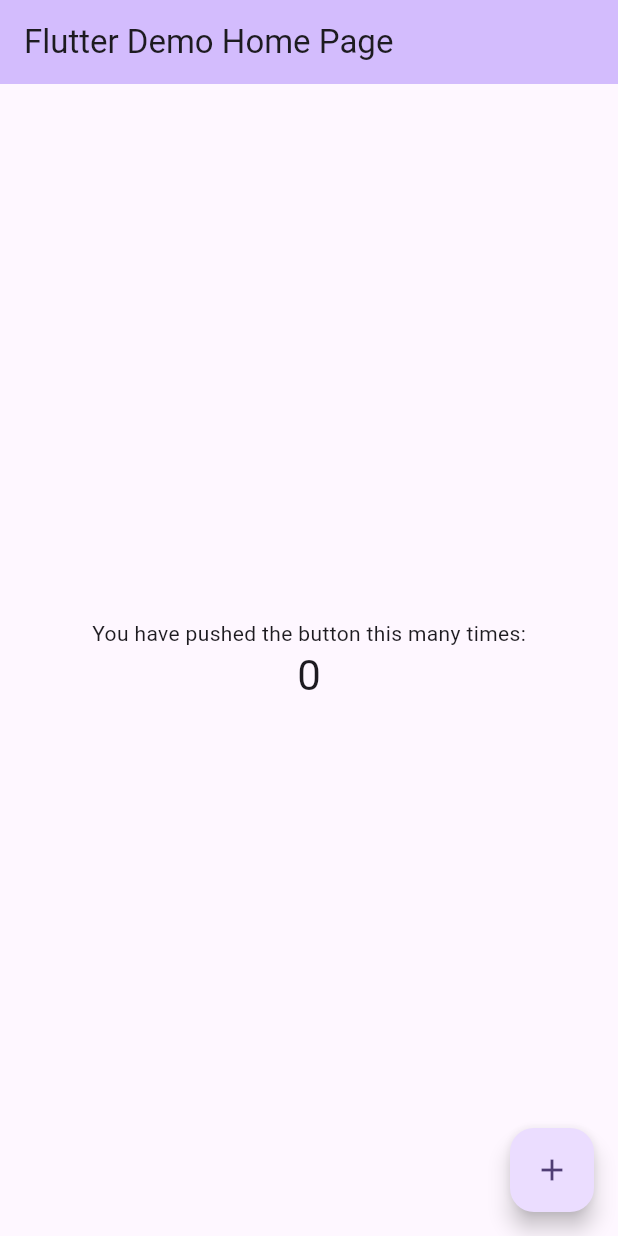
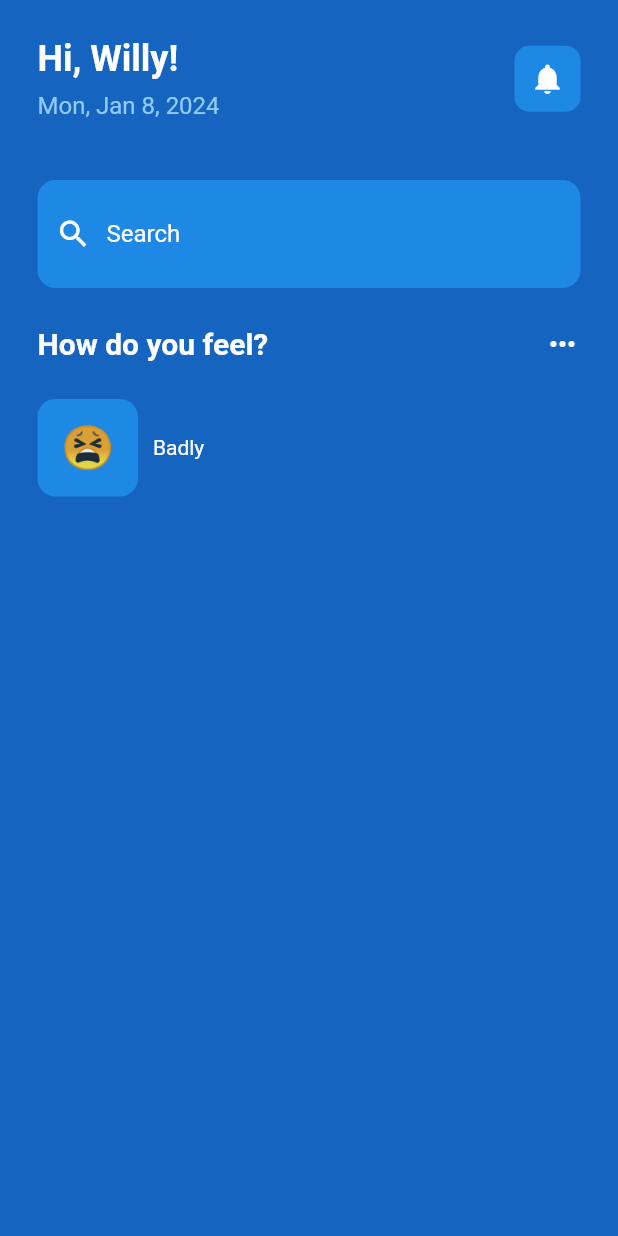
Before and after one commit to willy-dev/mentalhealthapp, a Flutter app: the screen it shows after launch, on a phone screen of 412 x 824 dp. Run offline on Flutter 3.47's test engine with Material 2 defaults, Android fonts, the phone set to English and light mode, and no system bars.

Commit message:
Updated UI commit

```diff
--- a/lib/main.dart
+++ b/lib/main.dart
@@ -1,125 +1,18 @@
 import 'package:flutter/material.dart';
+import 'package:mentalhealthapp/pages/home_page.dart';
 
 void main() {
   runApp(const MyApp());
 }
 
 class MyApp extends StatelessWidget {
-  const MyApp({super.key});
+  const MyApp({Key? key}) : super(key: key);
 
-  // This widget is the root of your application.
   @override
   Widget build(BuildContext context) {
-    return MaterialApp(
-      title: 'Flutter Demo',
-      theme: ThemeData(
-        // This is the theme of your application.
-        //
-        // TRY THIS: Try running your application with "flutter run". You'll see
-        // the application has a blue toolbar. Then, without quitting the app,
-        // try changing the seedColor in the colorScheme below to Colors.green
-        // and then invoke "hot reload" (save your changes or press the "hot
-        // reload" button in a Flutter-supported IDE, or press "r" if you used
-        // the command line to start the app).
-        //
-        // Notice that the counter didn't reset back to zero; the application
-        // state is not lost during the reload. To reset the state, use hot
-        // restart instead.
-        //
-        // This works for code too, not just values: Most code changes can be
-        // tested with just a hot reload.
-        colorScheme: ColorScheme.fromSeed(seedColor: Colors.deepPurple),
-        useMaterial3: true,
-      ),
-      home: const MyHomePage(title: 'Flutter Demo Home Page'),
+    return const MaterialApp(
+      debugShowCheckedModeBanner: false,
+      home: HomePage(),
     );
   }
 }
-
-class MyHomePage extends StatefulWidget {
-  const MyHomePage({super.key, required this.title});
-
-  // This widget is the home page of your application. It is stateful, meaning
-  // that it has a State object (defined below) that contains fields that affect
-  // how it looks.
-
-  // This class is the configuration for the state. It holds the values (in this
-  // case the title) provided by the parent (in this case the App widget) and
-  // used by the build method of the State. Fields in a Widget subclass are
-  // always marked "final".
-
-  final String title;
-
-  @override
-  State<MyHomePage> createState() => _MyHomePageState();
-}
-
-class _MyHomePageState extends State<MyHomePage> {
-  int _counter = 0;
-
-  void _incrementCounter() {
-    setState(() {
-      // This call to setState tells the Flutter framework that something has
-      // changed in this State, which causes it to rerun the build method below
-      // so that the display can reflect the updated values. If we changed
-      // _counter without calling setState(), then the build method would not be
-      // called again, and so nothing would appear to happen.
-      _counter++;
-    });
-  }
-
-  @override
-  Widget build(BuildContext context) {
-    // This method is rerun every time setState is called, for instance as done
-    // by the _incrementCounter method above.
-    //
-    // The Flutter framework has been optimized to make rerunning build methods
-    // fast, so that you can just rebuild anything that needs updating rather
-    // than having to individually change instances of widgets.
-    return Scaffold(
-      appBar: AppBar(
-        // TRY THIS: Try changing the color here to a specific color (to
-        // Colors.amber, perhaps?) and trigger a hot reload to see the AppBar
-        // change color while the other colors stay the same.
-        backgroundColor: Theme.of(context).colorScheme.inversePrimary,
-        // Here we take the value from the MyHomePage object that was created by
-        // the App.build method, and use it to set our appbar title.
-        title: Text(widget.title),
-      ),
-      body: Center(
-        // Center is a layout widget. It takes a single child and positions it
-        // in the middle of the parent.
-        child: Column(
-          // Column is also a layout widget. It takes a list of children and
-          // arranges them vertically. By default, it sizes itself to fit its
-          // children horizontally, and tries to be as tall as its parent.
-          //
-          // Column has various properties to control how it sizes itself and
-          // how it positions its children. Here we use mainAxisAlignment to
-          // center the children vertically; the main axis here is the vertical
-          // axis because Columns are vertical (the cross axis would be
-          // horizontal).
-          //
-          // TRY THIS: Invoke "debug painting" (choose the "Toggle Debug Paint"
-          // action in the IDE, or press "p" in the console), to see the
-          // wireframe for each widget.
-          mainAxisAlignment: MainAxisAlignment.center,
-          children: <Widget>[
-            const Text(
-              'You have pushed the button this many times:',
-            ),
-            Text(
-              '$_counter',
-              style: Theme.of(context).textTheme.headlineMedium,
-            ),
-          ],
-        ),
-      ),
-      floatingActionButton: FloatingActionButton(
-        onPressed: _incrementCounter,
-        tooltip: 'Increment',
-        child: const Icon(Icons.add),
-      ), // This trailing comma makes auto-formatting nicer for build methods.
-    );
-  }
-}
--- /dev/null
+++ b/lib/pages/home_page.dart
@@ -0,0 +1,156 @@
+import 'package:flutter/material.dart';
+import 'package:intl/intl.dart';
+import 'package:mentalhealthapp/pages/utils/emoticon_faces.dart';
+
+class HomePage extends StatefulWidget {
+  const HomePage({Key? key}) : super(key: key);
+
+  @override
+  State<HomePage> createState() => _HomePageState();
+}
+
+class _HomePageState extends State<HomePage> {
+  @override // <-- Add this
+  Widget build(BuildContext context) {
+    return Scaffold(
+      backgroundColor: Colors.blue[800],
+      body: SafeArea(
+        child: Padding(
+          padding: EdgeInsets.all(25.0),
+          child: Column(
+            children: [
+              // ============= Greetings Row
+              Row(
+                mainAxisAlignment: MainAxisAlignment.spaceBetween,
+                children: [
+                  Column(
+                    crossAxisAlignment: CrossAxisAlignment.start,
+                    children: [
+                      const Text(
+                        'Hi, Willy!',
+                        style: TextStyle(
+                          fontSize: 24,
+                          fontWeight: FontWeight.bold,
+                          color: Colors.white,
+                        ),
+                      ),
+                      const SizedBox(
+                        height: 8,
+                      ),
+                      Text(
+                        DateFormat.yMMMEd().format(DateTime.now()),
+                        style: TextStyle(
+                          fontSize: 16,
+                          color: Colors.blue[200],
+                        ),
+                      ),
+                    ],
+                  ),
+
+                  // Notification Icon
+                  Container(
+                    decoration: BoxDecoration(
+                      color: Colors.blue[600],
+                      borderRadius: BorderRadius.circular(10),
+                    ),
+                    padding: const EdgeInsets.all(10),
+                    child: const Icon(
+                      Icons.notifications,
+                      color: Colors.white,
+                    ),
+                  ),
+                ],
+              ),
+
+              const SizedBox(
+                height: 40,
+              ),
+
+              // ============= Search Bar
+              Container(
+                padding: const EdgeInsets.all(12),
+                decoration: BoxDecoration(
+                  color: Colors.blue[600],
+                  borderRadius: BorderRadius.circular(12),
+                ),
+                child: const Row(
+                  children: [
+                    Icon(
+                      Icons.search,
+                      color: Colors.white,
+                    ),
+                    SizedBox(
+                      width: 10,
+                    ),
+                    Expanded(
+                      child: TextField(
+                        decoration: InputDecoration(
+                          hintText: 'Search',
+                          border: InputBorder.none,
+                          hintStyle: TextStyle(
+                            color: Colors.white,
+                          ),
+                        ),
+                      ),
+                    ),
+                  ],
+                ),
+              ),
+              const SizedBox(
+                height: 25,
+              ),
+
+              // ============= How do you feel?
+              const Row(
+                mainAxisAlignment: MainAxisAlignment.spaceBetween,
+                children: [
+                  Text(
+                    'How do you feel?',
+                    style: TextStyle(
+                      fontSize: 20,
+                      fontWeight: FontWeight.bold,
+                      color: Colors.white,
+                    ),
+                  ),
+                  Icon(
+                    Icons.more_horiz,
+                    color: Colors.white,
+                  ),
+                ],
+              ),
+
+              const SizedBox(
+                height: 25,
+              ),
+
+              // ============= Mood Buttons
+              Row(
+                children: [
+                  // Badly
+                  EmoticonFace(
+                    emoticonFace: '😫',
+                  ),
+                  SizedBox(
+                    width: 10,
+                  ),
+                  Text(
+                    'Badly',
+                    style: TextStyle(
+                      color: Colors.white,
+                    ),
+                  ),
+
+                  //Fine
+
+                  //Well
+
+                  //Excellent
+                ],
+              ),
+            ],
+          ),
+        ),
+      ),
+    );
+  }
+}
--- /dev/null
+++ b/lib/pages/utils/emoticon_faces.dart
@@ -0,0 +1,24 @@
+import 'package:flutter/material.dart';
+
+class EmoticonFace extends StatelessWidget {
+  final String emoticonFace;
+
+  const EmoticonFace({Key? key, required this.emoticonFace}) : super(key: key);
+
+  @override
+  Widget build(BuildContext context) {
+    return Container(
+      decoration: BoxDecoration(
+        color: Colors.blue[600],
+        borderRadius: BorderRadius.circular(12),
+      ),
+      padding: const EdgeInsets.all(16),
+      child: const Center(
+        child: Text(emoticonFace,
+            style: TextStyle(
+              fontSize: 28,
+            )),
+      ),
+    );
+  }
+}
```
Also changed, not shown: pubspec.yaml (+3 -4 lines), pubspec.lock.
